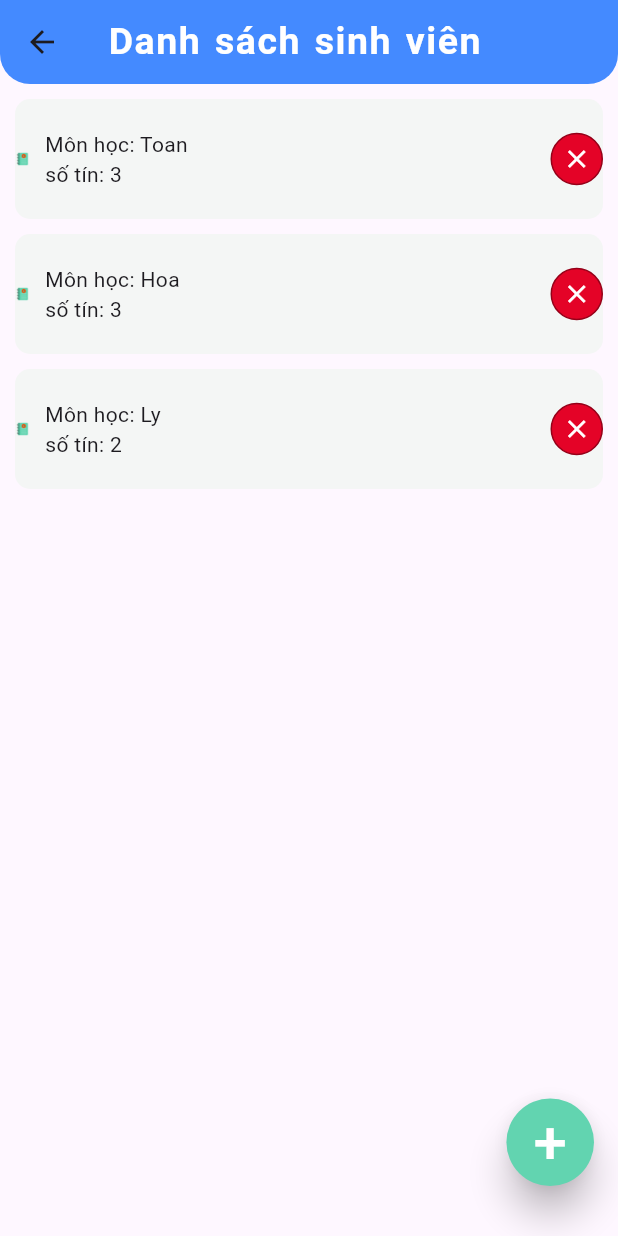
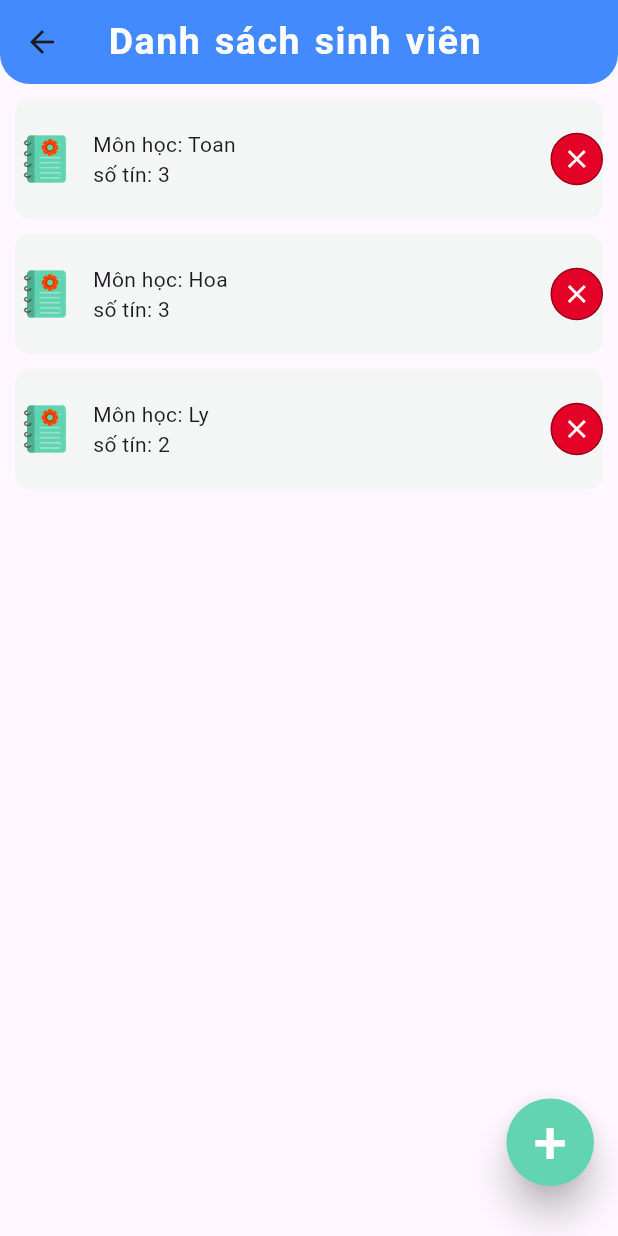
Before and after one commit to n4tsukii/bt-giua-ky, a Flutter app: the MonHocScreen screen opened directly, on a phone screen of 412 x 824 dp. Run offline on Flutter 3.47's test engine with Material 3 defaults, Android fonts, the phone set to English and light mode, and no system bars.

Commit message:
fix icon book

```diff
--- a/lib/widgets/ql_monhoc.dart
+++ b/lib/widgets/ql_monhoc.dart
@@ -63,12 +63,17 @@ class _MonHocScreenState extends State<MonHocScreen>  {
                         child: Container(
                           child: Row(
                             children: [
-                              const Image(
-                                  image: AssetImage('assets/icons/book1.png'),
-                                  width: 10,
-                                  height: 10
+                              Image.asset(
+                                  'assets/icons/book1.png',
+                                width: 40,
+                                height: 40,
                               ),
-                              SizedBox(width: 10),
+                              // const Image(
+                              //     image: AssetImage('assets/icons/book1.png'),
+                              //     width: 10,
+                              //     height: 10
+                              // ),
+                              SizedBox(width: 12),
                               Column(
                                 mainAxisAlignment: MainAxisAlignment.center,
                                 crossAxisAlignment: CrossAxisAlignment.start,
```
